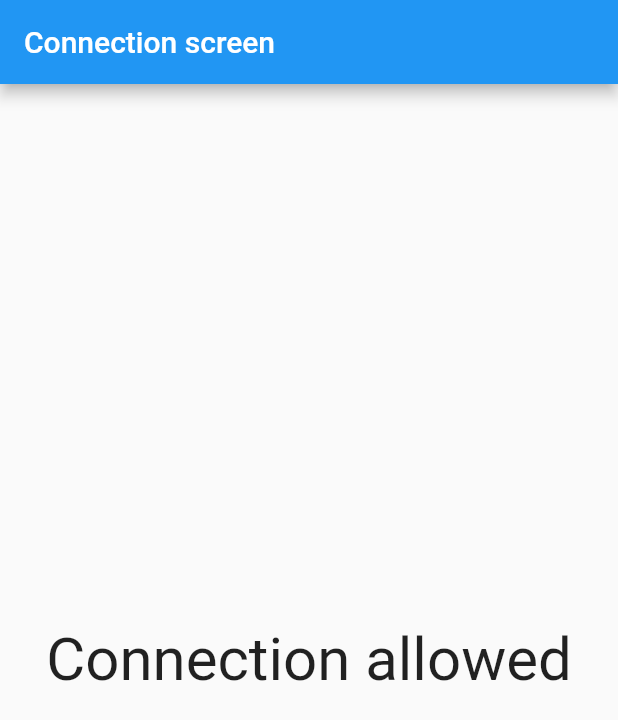
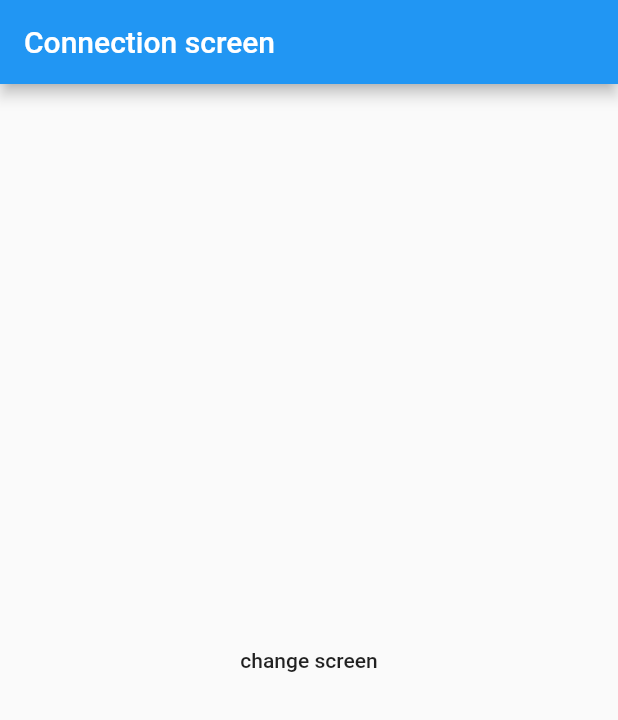
Before and after one commit to josnih21/flutter_connectivity, a Flutter app: the screen it shows after launch, on a phone screen of 412 x 824 dp. Shown: the top 720 px of the screen. Run offline on Flutter 3.47's test engine with Material 2 defaults, Android fonts, the phone set to English and light mode, and no system bars; our stand-ins replace connectivity.

Commit message:
controlled status when user is in other screen :sparkles:

```diff
--- a/lib/main.dart
+++ b/lib/main.dart
@@ -1,6 +1,7 @@
 import 'dart:async';
 
 import 'package:connectivity/connectivity.dart';
+import 'package:connectivity_flutter_pet_project/screens/connect_screen_secondary.dart';
 import 'package:connectivity_flutter_pet_project/screens/connection_screen.dart';
 import 'package:connectivity_flutter_pet_project/screens/no_connection_screen.dart';
 import 'package:flutter/material.dart';
@@ -32,9 +33,7 @@ class _MyAppState extends State<MyApp> {
           MaterialPageRoute(builder: (BuildContext context) => NoConnectionScreen()),
         );
       } else if (_previousResult == ConnectivityResult.none) {
-        navigator.currentState.push(
-          MaterialPageRoute(builder: (BuildContext context) => ConnectionScreen()),
-        );
+        navigator.currentState.pop();
       }
 
       _previousResult = connectivityResult;
@@ -51,7 +50,11 @@ class _MyAppState extends State<MyApp> {
   Widget build(BuildContext context) {
     return MaterialApp(
       navigatorKey: navigator,
-      home: ConnectionScreen(),
+      initialRoute: 'home',
+      routes: {
+        'home': (BuildContext context) => ConnectionScreen(),
+        'screen2': (BuildContext context) => ConnectionScreen2(),
+      },
     );
   }
 }
--- a/lib/screens/connection_screen.dart
+++ b/lib/screens/connection_screen.dart
@@ -1,3 +1,4 @@
+import 'package:connectivity_flutter_pet_project/screens/connect_screen_secondary.dart';
 import 'package:flutter/material.dart';
 
 class ConnectionScreen extends StatelessWidget {
@@ -9,9 +10,9 @@ class ConnectionScreen extends StatelessWidget {
       ),
       body: Container(
         child: Center(
-            child: Text(
-          'Connection allowed',
-          style: TextStyle(fontSize: 40),
+            child: FlatButton(
+          child: Text('change screen'),
+          onPressed: () => Navigator.of(context).pushNamed('screen2'),
         )),
       ),
     );
```
Also changed, not shown: lib/screens/connect_screen_secondary.dart (added, +19 -0 lines).
